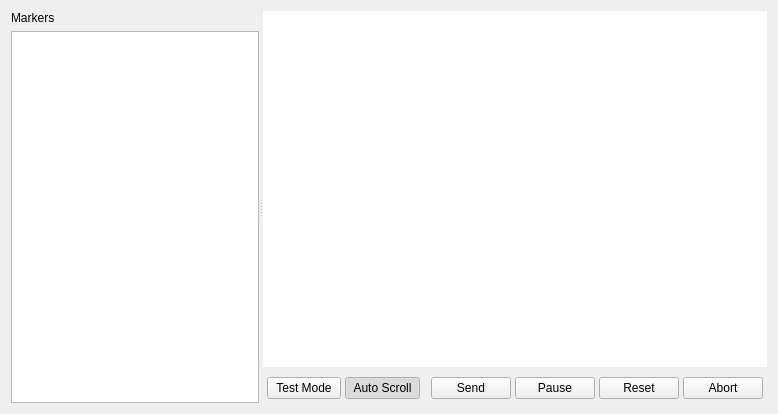
Above: View/ProgramForm.ui from octronic-uk/Candle before the change. Below: the same form after it.
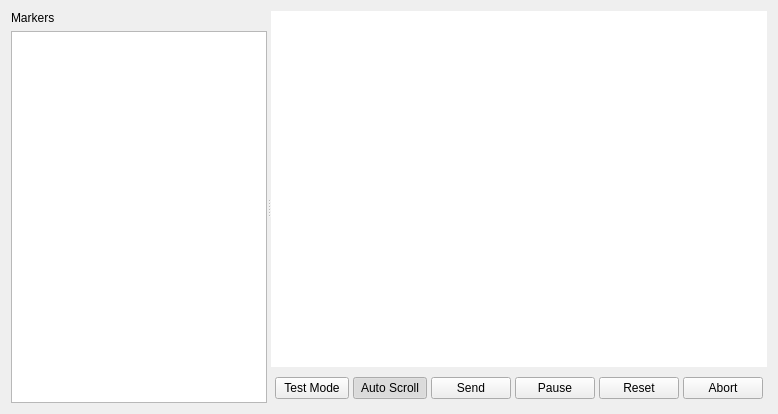
That is the form after the change.

The edit to the form file:
```diff
--- a/View/ProgramForm.ui
+++ b/View/ProgramForm.ui
@@ -25,7 +25,7 @@
      <property name="orientation">
       <enum>Qt::Horizontal</enum>
      </property>
-     <widget class="QWidget" name="">
+     <widget class="QWidget" name="layoutWidget">
       <layout class="QVBoxLayout" name="verticalLayout_2">
        <item>
         <widget class="QLabel" name="label">
@@ -37,7 +37,7 @@
        <item>
         <widget class="QListView" name="listView">
          <property name="sizePolicy">
-          <sizepolicy hsizetype="Preferred" vsizetype="Expanding">
+          <sizepolicy hsizetype="Minimum" vsizetype="Expanding">
            <horstretch>1</horstretch>
            <verstretch>0</verstretch>
           </sizepolicy>
@@ -46,7 +46,7 @@
        </item>
       </layout>
      </widget>
-     <widget class="QWidget" name="">
+     <widget class="QWidget" name="layoutWidget">
       <layout class="QVBoxLayout" name="verticalLayout">
        <item>
         <widget class="QTableView" name="programTable">
@@ -93,6 +93,9 @@
          <property name="spacing">
           <number>4</number>
          </property>
+         <property name="sizeConstraint">
+          <enum>QLayout::SetMaximumSize</enum>
+         </property>
          <property name="leftMargin">
           <number>4</number>
          </property>
@@ -152,19 +155,6 @@
            </property>
           </widget>
          </item>
-         <item>
-          <spacer name="buttonSpacer">
-           <property name="orientation">
-            <enum>Qt::Horizontal</enum>
-           </property>
-           <property name="sizeHint" stdset="0">
-            <size>
-             <width>13</width>
-             <height>20</height>
-            </size>
-           </property>
-          </spacer>
-         </item>
          <item>
           <widget class="QPushButton" name="sendButton">
            <property name="sizePolicy">
```
Left out of the diff: 2 changed lines with no effect on the pictures.
